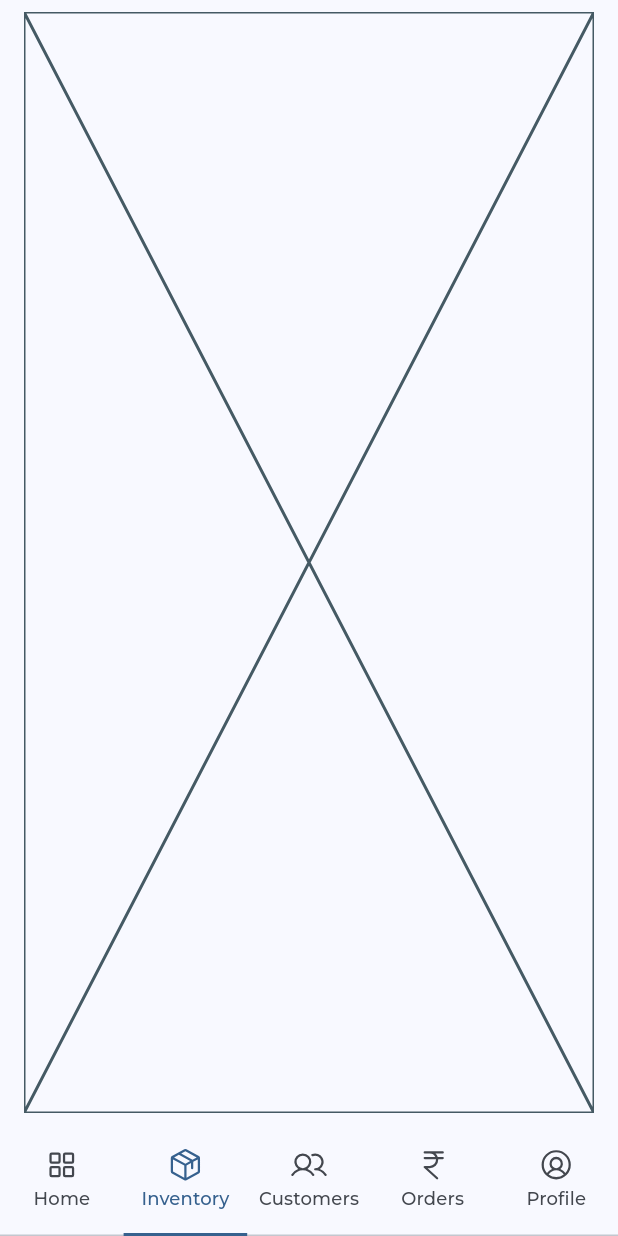
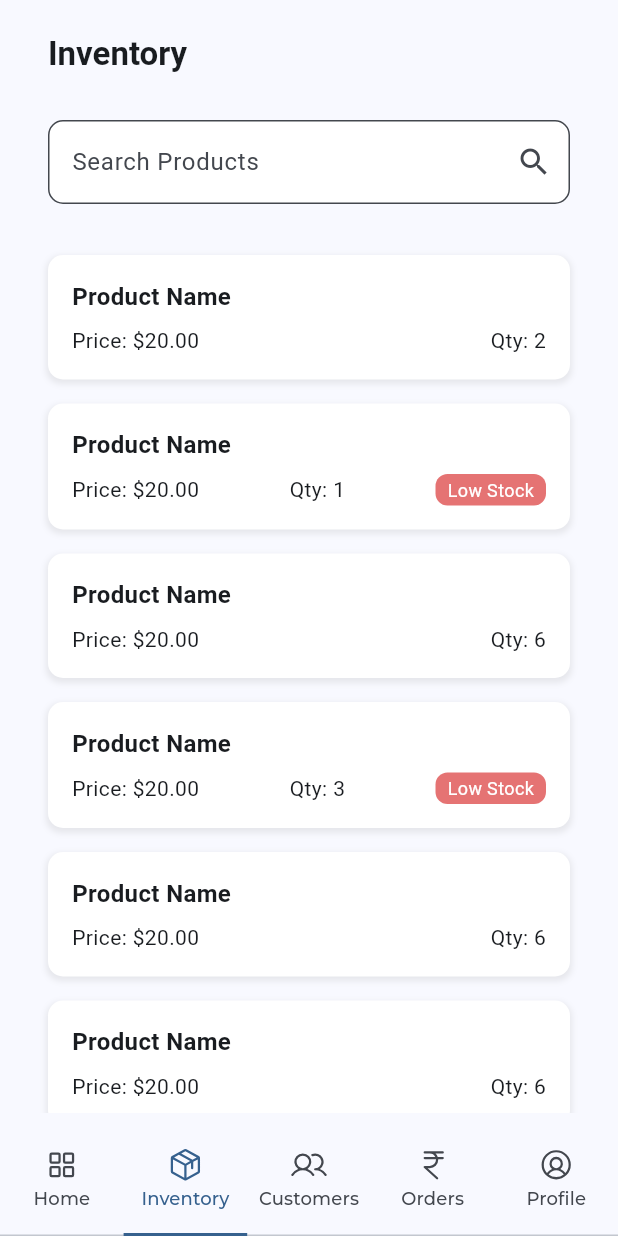
Before and after one commit to MG-Innovations/Wareflow-mobile, a Flutter app: the screen it shows after launch, item 2 of the bottom bar chosen, on a phone screen of 412 x 824 dp. Run offline on Flutter 3.47's test engine with Material 3 defaults, Android fonts, the phone set to English and light mode, and no system bars; our stand-ins replace dio, google_fonts, phosphor_flutter.

Commit message:
inventory and userprofile created

```diff
--- /dev/null
+++ b/lib/modules/dashboard/screen_inventory.dart
@@ -0,0 +1,68 @@
+import 'package:flutter/material.dart';
+import 'package:phosphor_flutter/phosphor_flutter.dart';
+import 'package:wareflow_mobile/modules/dashboard/views/widgets/widget_analytic.dart';
+import 'package:wareflow_mobile/modules/dashboard/views/widgets/widget_productitem.dart';
+import 'package:wareflow_mobile/modules/orders/views/widgets/widget_order_card.dart';
+import 'package:wareflow_mobile/utils/colors.dart';
+
+class ScreenInventory extends StatelessWidget {
+  const ScreenInventory({super.key});
+
+  @override
+  Widget build(BuildContext context) {
+    return Scaffold(
+      appBar: AppBar(
+        title: const Text(
+          'Inventory',
+          style: TextStyle(fontWeight: FontWeight.bold),
+        ),
+      ),
+      body: SingleChildScrollView(
+        child: Column(
+          crossAxisAlignment: CrossAxisAlignment.start,
+          children: [
+            Padding(
+              padding: const EdgeInsets.all(16.0),
+              child: TextField(
+                // Search bar
+                decoration: InputDecoration(
+                  labelText: 'Search Products',
+                  suffixIcon: const Icon(Icons.search),
+                  border: OutlineInputBorder(
+                    borderRadius: BorderRadius.circular(10.0),
+                  ),
+                  fillColor: Colors.white,
+                  filled: true,
+                ),
+              ),
+            ),
+            const SizedBox(height: 10),
+            const WidgetProductItem(
+                title: "Product Name", price: 20.00, quantity: 2),
+            const WidgetProductItem(
+                title: "Product Name",
+                price: 20.00,
+                quantity: 1,
+                lowStock: true),
+            const WidgetProductItem(
+                title: "Product Name", price: 20.00, quantity: 6),
+            const WidgetProductItem(
+                title: "Product Name",
+                price: 20.00,
+                quantity: 3,
+                lowStock: true),
+            const WidgetProductItem(
+                title: "Product Name", price: 20.00, quantity: 6),
+            const WidgetProductItem(
+                title: "Product Name", price: 20.00, quantity: 6),
+            const WidgetProductItem(
+                title: "Product Name",
+                price: 20.00,
+                quantity: 3,
+                lowStock: true),
+          ],
+        ),
+      ),
+    );
+  }
+}
--- /dev/null
+++ b/lib/modules/dashboard/views/widgets/user_profile.dart
@@ -0,0 +1,54 @@
+import 'package:flutter/material.dart';
+
+class UserProfile extends StatelessWidget {
+  const UserProfile({super.key});
+
+  @override
+  Widget build(BuildContext context) {
+    return Scaffold(
+      appBar: AppBar(
+        title: const Text(
+          'Profile',
+          style: TextStyle(fontWeight: FontWeight.bold),
+        ),
+      ),
+      body: Card(
+        color: Colors.white,
+        child: ListView(
+          children: [
+            const SizedBox(height: 20),
+            CircleAvatar(
+              radius: 50,
+              backgroundColor: Colors.grey.shade300,
+            ),
+            const SizedBox(height: 10),
+            _buildListItem(Icons.business, 'DELUX AUTO WORKS'),
+            _buildListItem(Icons.location_on,
+                'Delux auto Garag near indira nagar jogging track'),
+            _buildListItem(Icons.group, '10 Users live'),
+            _buildListItem(Icons.email, 'delux@auto.com'),
+            const Divider(),
+            _listActionButton(context, 'Change password', Icons.lock_open),
+            _listActionButton(context, 'Add User', Icons.person_add),
+            _listActionButton(context, 'Logout', Icons.logout),
+          ],
+        ),
+      ),
+    );
+  }
+
+  Widget _buildListItem(IconData icon, String text) {
+    return ListTile(
+      leading: Icon(icon, color: Colors.grey),
+      title: Text(text),
+    );
+  }
+
+  Widget _listActionButton(BuildContext context, String text, IconData icon) {
+    return ListTile(
+      leading: Icon(icon, color: Colors.grey),
+      title: Text(text),
+      onTap: () {},
+    );
+  }
+}
--- /dev/null
+++ b/lib/modules/dashboard/views/widgets/widget_productitem.dart
@@ -0,0 +1,78 @@
+import 'package:flutter/material.dart';
+
+class WidgetProductItem extends StatelessWidget {
+  final String title;
+  final double price;
+  final int quantity;
+  final bool lowStock;
+
+  const WidgetProductItem({
+    super.key,
+    required this.title,
+    required this.price,
+    required this.quantity,
+    this.lowStock = false,
+  });
+
+  @override
+  Widget build(BuildContext context) {
+    return Container(
+      padding: const EdgeInsets.all(16.0),
+      margin: const EdgeInsets.symmetric(horizontal: 16.0, vertical: 8.0),
+      decoration: BoxDecoration(
+        color: Colors.white,
+        borderRadius: BorderRadius.circular(10.0),
+        boxShadow: [
+          BoxShadow(
+            color: Colors.grey.withOpacity(0.2),
+            spreadRadius: 1,
+            blurRadius: 3,
+            offset: const Offset(0, 2),
+          ),
+        ],
+      ),
+      child: Column(
+        crossAxisAlignment: CrossAxisAlignment.start,
+        children: [
+          Text(
+            title,
+            style: const TextStyle(
+              fontSize: 16.0,
+              fontWeight: FontWeight.bold,
+            ),
+          ),
+          const SizedBox(height: 8.0),
+          Row(
+            mainAxisAlignment: MainAxisAlignment.spaceBetween,
+            children: [
+              Text(
+                'Price: \$${price.toStringAsFixed(2)}',
+                style: const TextStyle(fontSize: 14.0),
+              ),
+              Text(
+                'Qty: $quantity',
+                style: const TextStyle(fontSize: 14.0),
+              ),
+              if (lowStock) // Only show if lowStock is true
+                Container(
+                  padding: const EdgeInsets.symmetric(
+                      horizontal: 8.0, vertical: 2.0),
+                  decoration: BoxDecoration(
+                    color: Colors.red.shade300,
+                    borderRadius: BorderRadius.circular(8.0),
+                  ),
+                  child: const Text(
+                    'Low Stock',
+                    style: TextStyle(
+                      color: Colors.white,
+                      fontSize: 12.0,
+                    ),
+                  ),
+                ),
+            ],
+          ),
+        ],
+      ),
+    );
+  }
+}
--- a/lib/modules/home/views/screen_home.dart
+++ b/lib/modules/home/views/screen_home.dart
@@ -2,7 +2,9 @@ import 'package:flutter/material.dart';
 import 'package:google_fonts/google_fonts.dart';
 import 'package:phosphor_flutter/phosphor_flutter.dart';
 import 'package:wareflow_mobile/modules/customers/views/screen_customer_listing.dart';
+import 'package:wareflow_mobile/modules/dashboard/screen_inventory.dart';
 import 'package:wareflow_mobile/modules/dashboard/views/screen_dashboard.dart';
+import 'package:wareflow_mobile/modules/dashboard/views/widgets/user_profile.dart';
 import 'package:wareflow_mobile/modules/orders/views/screen_orders.dart';
 
 class ScreenHome extends StatefulWidget {
@@ -32,10 +34,10 @@ class _ScreenHomeState extends State<ScreenHome>
             Expanded(
                 child: TabBarView(controller: tabController, children: const [
               ScreenDashboard(),
-              Placeholder(),
+              ScreenInventory(),
               ScreenCustomerListing(),
               ScreenOrderListing(),
-              Placeholder()
+              UserProfile()
             ]))
           ],
         ),
```
Also changed, not shown: pubspec.lock.
